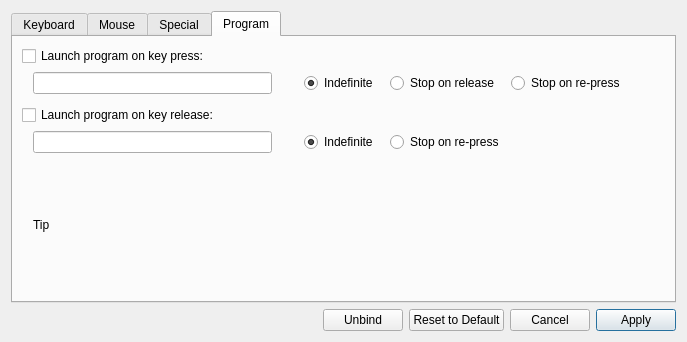
First picture: the form in src/ckb/rebindwidget.ui, repository ckb-next/ckb-next, before the edit.
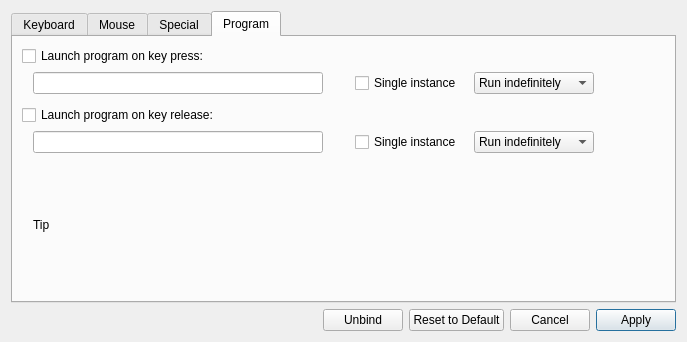
Second picture: the form after the edit. The open tabs and pages were chosen to show the change.

Commit message: (ckb) Ability to launch multiple instances of a program This is now the default behavior; the old behavior is actived with the "Single instance" checkbox. However, if you already have program keys set up, they will keep the same setting that they had before.

```diff
--- a/src/ckb/rebindwidget.ui
+++ b/src/ckb/rebindwidget.ui
@@ -20,7 +20,7 @@
    <item>
     <widget class="QTabWidget" name="tabWidget">
      <property name="currentIndex">
-      <number>1</number>
+      <number>0</number>
      </property>
      <widget class="QWidget" name="keyTab">
       <property name="sizePolicy">
@@ -1292,27 +1292,29 @@
            <number>0</number>
           </property>
           <item>
-           <widget class="QRadioButton" name="programKpIndefButton">
+           <widget class="QCheckBox" name="programKpSIBox">
             <property name="text">
-             <string>Indefinite</string>
-            </property>
-            <property name="checked">
-             <bool>true</bool>
+             <string>Single instance</string>
             </property>
            </widget>
           </item>
           <item>
-           <widget class="QRadioButton" name="programKpSKrButton">
+           <widget class="QComboBox" name="programKpModeBox">
+            <item>
+             <property name="text">
+              <string>Run indefinitely</string>
+             </property>
+            </item>
+            <item>
             <property name="text">
              <string>Stop on release</string>
             </property>
-           </widget>
           </item>
           <item>
-           <widget class="QRadioButton" name="programKpSKpButton">
             <property name="text">
              <string>Stop on re-press</string>
             </property>
+            </item>
            </widget>
           </item>
           <item>
@@ -1350,20 +1352,24 @@
            <number>0</number>
           </property>
           <item>
-           <widget class="QRadioButton" name="programKrIndefButton">
+           <widget class="QCheckBox" name="programKrSIBox">
             <property name="text">
-             <string>Indefinite</string>
-            </property>
-            <property name="checked">
-             <bool>true</bool>
+             <string>Single instance</string>
             </property>
            </widget>
           </item>
           <item>
-           <widget class="QRadioButton" name="programKrSKpButton">
+           <widget class="QComboBox" name="programKrModeBox">
+            <item>
+             <property name="text">
+              <string>Run indefinitely</string>
+             </property>
+            </item>
+            <item>
             <property name="text">
              <string>Stop on re-press</string>
             </property>
+            </item>
            </widget>
           </item>
           <item>
```
Lines whose indentation alone changed are shown as unchanged. The commit also changes 5 other files.
